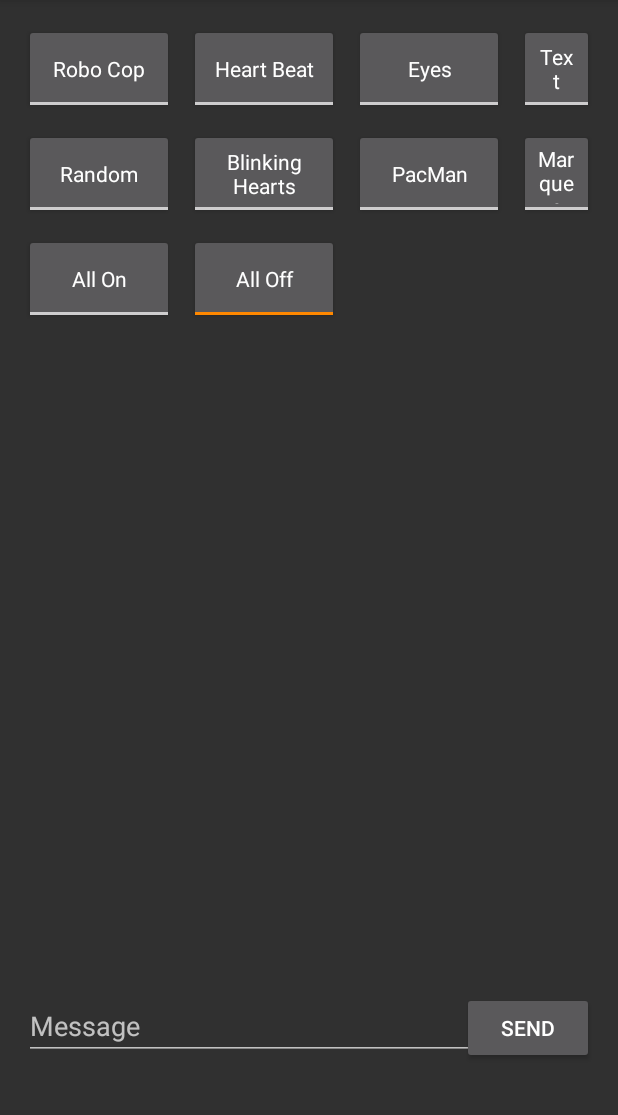
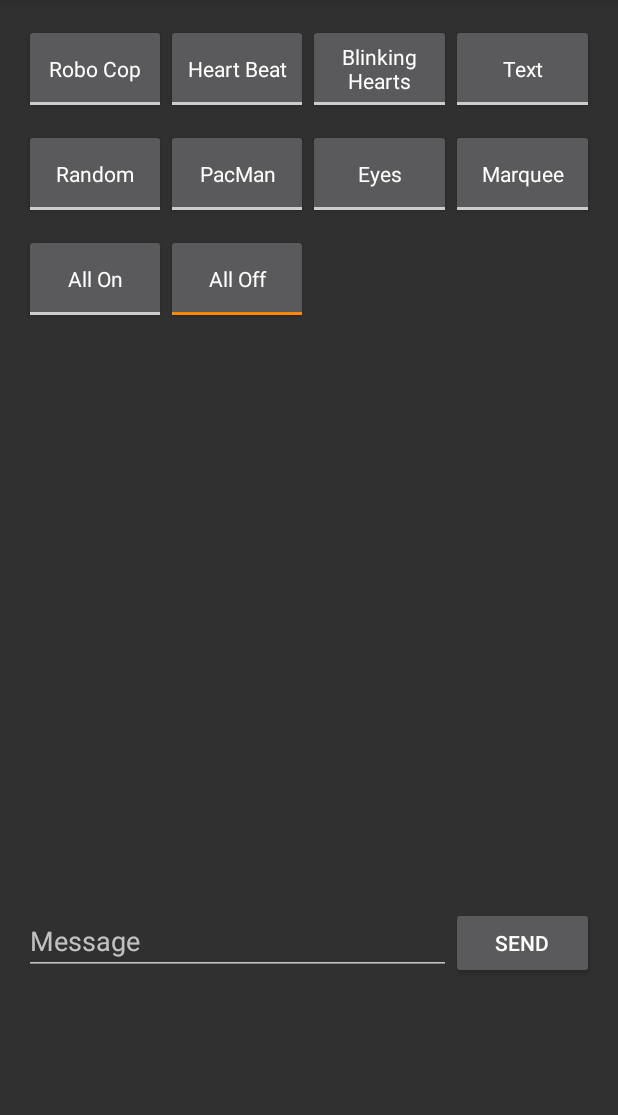
Before and after one commit to dsarmiento/DaftPunk, an Android app: the screen it shows after launch (ControllerMain), on a phone screen of 412 x 824 dp, the part 84-1199 px from its top. Run offline under Robolectric (Android 15) with nearby library versions, the phone set to English and light mode, and no system bars.

Commit message:
Redid button layout to percentages, and added popup for bluetooth devices

```diff
--- a/DaftController/app/src/main/AndroidManifest.xml
+++ b/DaftController/app/src/main/AndroidManifest.xml
@@ -17,4 +17,5 @@
         </activity>
     </application>
 
+    <uses-permission android:name="android.permission.BLUETOOTH" />
 </manifest>
--- a/DaftController/app/src/main/java/com/dsarmiento/daftcontroller/ControllerMain.java
+++ b/DaftController/app/src/main/java/com/dsarmiento/daftcontroller/ControllerMain.java
@@ -1,18 +1,31 @@
 package com.dsarmiento.daftcontroller;
 
+import android.app.Activity;
+import android.app.Dialog;
+import android.bluetooth.BluetoothAdapter;
+import android.bluetooth.BluetoothDevice;
+import android.content.Intent;
+import android.support.v7.app.AlertDialog;
 import android.support.v7.app.AppCompatActivity;
 import android.os.Bundle;
+import android.view.LayoutInflater;
 import android.view.Menu;
 import android.view.MenuInflater;
+import android.view.MenuItem;
+import android.view.View;
+import android.widget.ArrayAdapter;
 import android.widget.CompoundButton;
+import android.widget.ListView;
 import android.widget.ToggleButton;
 
 import java.util.LinkedList;
-
+import java.util.Set;
 
 
 public class ControllerMain extends AppCompatActivity {
     private LinkedList<ToggleButton> toggleButtons;
+    private static int REQUEST_ENABLE_BT = 1;
+    private BluetoothAdapter mBluetoothAdapter;
 
     @Override
     public boolean onCreateOptionsMenu(Menu menu) {
@@ -22,9 +35,31 @@ public class ControllerMain extends AppCompatActivity {
     }
 
     @Override
+    public boolean onOptionsItemSelected(MenuItem item) {
+        switch(item.getItemId()) {
+            case R.id.action_connect:
+                if(mBluetoothAdapter != null)
+                    connectBluetooth();
+                else
+                    testDialog();
+                return true;
+            default:
+                return super.onOptionsItemSelected(item);
+        }
+    }
+
+    @Override
     protected void onCreate(Bundle savedInstanceState) {
         super.onCreate(savedInstanceState);
         setContentView(R.layout.activity_controller_main);
+
+        mBluetoothAdapter = BluetoothAdapter.getDefaultAdapter();
+        if(mBluetoothAdapter != null) {
+            if (!mBluetoothAdapter.isEnabled()) {
+                Intent enableBtIntent = new Intent(BluetoothAdapter.ACTION_REQUEST_ENABLE);
+                startActivityForResult(enableBtIntent, REQUEST_ENABLE_BT);
+            }
+        }
 
         toggleButtons = new LinkedList<>();
 
@@ -131,11 +166,51 @@ public class ControllerMain extends AppCompatActivity {
         });
     }
 
-    private void turnOff(ToggleButton toggle)
-    {
+    private void turnOff(ToggleButton toggle) {
         for(ToggleButton item : toggleButtons)
             if(!item.equals(toggle))
                 item.setChecked(false);
     }
 
+    private void connectBluetooth() {
+        Set<BluetoothDevice> pairedDevices = mBluetoothAdapter.getBondedDevices();
+        if(pairedDevices.size() > 0) {
+            AlertDialog.Builder alertDialog = new AlertDialog.Builder(ControllerMain.this);
+            LayoutInflater inflater = getLayoutInflater();
+            View convertView = (View) inflater.inflate(R.layout.bt_list, null);
+            alertDialog.setView(convertView);
+            alertDialog.setTitle("Bluetooth Devices");
+
+            ListView lv = (ListView) convertView.findViewById(R.id.bt_listView);
+            ArrayAdapter<String> adapter = new ArrayAdapter<String>(this, android.R.layout.simple_list_item_1);
+
+            for(BluetoothDevice device : pairedDevices) {
+                adapter.add(device.getName() + "\n" + device.getAddress());
+            }
+
+            lv.setAdapter(adapter);
+            alertDialog.show();
+        }
+    }
+
+    private void testDialog() {
+        AlertDialog.Builder alertDialog = new AlertDialog.Builder(ControllerMain.this);
+        LayoutInflater inflater = getLayoutInflater();
+        View convertView = (View) inflater.inflate(R.layout.bt_list, null);
+        alertDialog.setView(convertView);
+        alertDialog.setTitle("Test");
+
+        ListView lv = (ListView) convertView.findViewById(R.id.bt_listView);
+        ArrayAdapter<String> adapter = new ArrayAdapter<String>(this, android.R.layout.simple_list_item_1);
+
+        for(int i = 0; i < 5; i++) {
+            char name = (char)('A' + i);
+            char addr = (char)('0' + i);
+            adapter.add(name + "\n" + addr);
+        }
+
+        lv.setAdapter(adapter);
+        alertDialog.show();
+    }
+
 }
--- a/DaftController/app/src/main/res/layout/activity_controller_main.xml
+++ b/DaftController/app/src/main/res/layout/activity_controller_main.xml
@@ -1,72 +1,47 @@
 <?xml version="1.0" encoding="utf-8"?>
 
 
-<RelativeLayout xmlns:android="http://schemas.android.com/apk/res/android"
+<LinearLayout xmlns:android="http://schemas.android.com/apk/res/android"
     xmlns:tools="http://schemas.android.com/tools"
     android:id="@+id/activity_controller_main"
-    android:layout_width="match_parent"
-    android:layout_height="match_parent"
+    android:layout_width="fill_parent"
+    android:layout_height="fill_parent"
+    android:layout_gravity="top"
+    android:weightSum="100"
     android:paddingBottom="@dimen/activity_vertical_margin"
     android:paddingLeft="@dimen/activity_horizontal_margin"
     android:paddingRight="@dimen/activity_horizontal_margin"
     android:paddingTop="@dimen/activity_vertical_margin"
     android:descendantFocusability="beforeDescendants"
     android:focusableInTouchMode="true"
-    tools:context="com.dsarmiento.daftcontroller.ControllerMain">
+    tools:context="com.dsarmiento.daftcontroller.ControllerMain"
+    android:orientation="vertical">
+    <LinearLayout
+        android:layout_width="fill_parent"
+        android:layout_height="0dp"
+        android:layout_weight="80"
+        android:weightSum="100"
+        android:id="@+id/buttonsArea">
+        <LinearLayout
+            android:orientation="vertical"
+            android:layout_width="0dp"
+            android:layout_weight="25"
+            android:id="@+id/col0"
+            android:layout_height="match_parent">
 
             <ToggleButton
                 android:text="@string/robo_cop"
-        android:layout_width="100dp"
+                android:layout_width="match_parent"
                 android:layout_height="60dp"
                 android:id="@+id/roboCop"
-        android:layout_alignParentTop="true"
-        android:layout_alignParentStart="true"
                 android:textOff="@string/robo_cop"
                 android:textOn="@string/robo_cop"
                 style="@style/AppTheme"
                 android:checked="false" />
 
             <ToggleButton
-        android:layout_width="100dp"
+                android:layout_width="match_parent"
                 android:layout_height="60dp"
-        android:id="@+id/heartBeat"
-        android:textOff="@string/heart_beat"
-        android:textOn="@string/heart_beat"
-        android:text="@string/heart_beat"
-        style="@style/AppTheme"
-        android:layout_marginStart="10dp"
-        android:layout_alignParentTop="true"
-        android:layout_toEndOf="@+id/roboCop" />
-
-    <ToggleButton
-        android:text="@string/blinking_eyes"
-        android:layout_width="100dp"
-        android:layout_height="60dp"
-        android:layout_alignParentTop="true"
-        android:layout_toEndOf="@+id/heartBeat"
-        android:layout_marginStart="10dp"
-        android:id="@+id/blinkingEyes"
-        android:textOff="@string/blinking_eyes"
-        android:textOn="@string/blinking_eyes"
-        style="@style/AppTheme" />
-
-    <ToggleButton
-        android:text="@string/static_text"
-        android:layout_width="100dp"
-        android:layout_height="60dp"
-        android:id="@+id/staticText"
-        android:textOff="@string/static_text"
-        android:textOn="@string/static_text"
-        android:layout_alignParentTop="true"
-        android:layout_toEndOf="@+id/blinkingEyes"
-        android:layout_marginStart="10dp"
-        style="@style/AppTheme" />
-
-    <ToggleButton
-        android:layout_width="100dp"
-        android:layout_height="60dp"
-        android:layout_below="@+id/roboCop"
-        android:layout_alignParentStart="true"
                 android:layout_marginTop="10dp"
                 android:id="@+id/whiteNoise"
                 android:textOff="@string/white_noise"
@@ -74,85 +49,144 @@
                 android:text="@string/white_noise"
                 style="@style/AppTheme" />
 
-
             <ToggleButton
-        android:layout_width="100dp"
-        android:layout_height="60dp"
-        android:id="@+id/heartBlink"
-        android:textOff="@string/heart_blink"
-        android:textOn="@string/heart_blink"
-        android:text="@string/heart_blink"
-        style="@style/AppTheme"
-        android:layout_alignTop="@+id/whiteNoise"
-        android:layout_alignStart="@+id/heartBeat" />
-
-    <ToggleButton
-        android:layout_width="100dp"
-        android:layout_height="60dp"
-        android:id="@+id/pacMan"
-        style="@style/AppTheme"
-        android:layout_alignTop="@+id/marqueeText"
-        android:layout_alignStart="@+id/blinkingEyes"
-        android:textOff="@string/pac_man"
-        android:textOn="@string/pac_man"
-        android:text="@string/pac_man" />
-
-    <ToggleButton
-        android:text="@string/marquee"
-        android:layout_width="100dp"
-        android:layout_height="60dp"
-        android:id="@+id/marqueeText"
-        android:textOff="@string/marquee"
-        android:textOn="@string/marquee"
-        android:layout_alignTop="@+id/heartBlink"
-        android:layout_alignStart="@+id/staticText"
-        style="@style/AppTheme" />
-
-    <ToggleButton
-        android:layout_width="100dp"
+                android:layout_width="match_parent"
                 android:layout_height="60dp"
                 android:layout_marginTop="10dp"
                 android:id="@+id/allOn"
                 style="@style/AppTheme"
                 android:textOff="@string/all_on"
                 android:textOn="@string/all_on"
-        android:text="@string/all_on"
-        android:layout_below="@+id/whiteNoise"
-        android:layout_alignParentStart="true" />
+                android:text="@string/all_on" />
+        </LinearLayout>
+
+        <LinearLayout
+            android:orientation="vertical"
+            android:layout_width="0dp"
+            android:layout_weight="25"
+            android:layout_height="match_parent"
+            android:id="@+id/col1">
 
             <ToggleButton
-        android:layout_width="100dp"
+                android:layout_width="match_parent"
                 android:layout_height="60dp"
+                android:id="@+id/heartBeat"
+                android:textOff="@string/heart_beat"
+                android:textOn="@string/heart_beat"
+                android:text="@string/heart_beat"
+                style="@style/AppTheme"/>
+
+            <ToggleButton
+                android:layout_width="match_parent"
+                android:layout_height="60dp"
+                android:layout_marginTop="10dp"
+                android:id="@+id/pacMan"
+                style="@style/AppTheme"
+                android:textOff="@string/pac_man"
+                android:textOn="@string/pac_man"
+                android:text="@string/pac_man" />
+
+            <ToggleButton
+                android:layout_width="match_parent"
+                android:layout_height="60dp"
+                android:layout_marginTop="10dp"
                 android:id="@+id/allOff"
-        android:layout_alignBottom="@+id/allOn"
-        android:layout_alignTop="@+id/allOn"
-        android:layout_alignStart="@+id/heartBlink"
                 android:textOff="@string/all_off"
                 android:textOn="@string/all_off"
                 android:text="@string/all_off"
                 style="@style/AppTheme"
                 android:checked="true" />
+        </LinearLayout>
+        <LinearLayout
+            android:orientation="vertical"
+            android:layout_width="0dp"
+            android:layout_weight="25"
+            android:layout_height="match_parent"
+            android:id="@+id/col2">
+
+            <ToggleButton
+                android:layout_width="match_parent"
+                android:layout_height="60dp"
+                android:id="@+id/heartBlink"
+                android:textOff="@string/heart_blink"
+                android:textOn="@string/heart_blink"
+                android:text="@string/heart_blink"
+                style="@style/AppTheme" />
+
+            <ToggleButton
+                android:text="@string/blinking_eyes"
+                android:layout_width="match_parent"
+                android:layout_height="60dp"
+                android:layout_marginTop="10dp"
+                android:id="@+id/blinkingEyes"
+                android:textOff="@string/blinking_eyes"
+                android:textOn="@string/blinking_eyes"
+                style="@style/AppTheme" />
+        </LinearLayout>
+        <LinearLayout
+            android:orientation="vertical"
+            android:layout_width="0dp"
+            android:layout_weight="25"
+            android:layout_height="match_parent"
+            android:id="@+id/col3">
+
+            <ToggleButton
+                android:text="@string/static_text"
+                android:layout_width="match_parent"
+                android:layout_height="60dp"
+                android:id="@+id/staticText"
+                android:textOff="@string/static_text"
+                android:textOn="@string/static_text"
+                style="@style/AppTheme" />
+
+            <ToggleButton
+                android:text="@string/marquee"
+                android:layout_width="match_parent"
+                android:layout_height="60dp"
+                android:layout_marginTop="10dp"
+                android:id="@+id/marqueeText"
+                android:textOff="@string/marquee"
+                android:textOn="@string/marquee"
+                style="@style/AppTheme" />
+
+        </LinearLayout>
+    </LinearLayout>
+
+    <LinearLayout
+        android:orientation="horizontal"
+        android:layout_width="match_parent"
+        android:layout_height="0dp"
+        android:layout_weight="20"
+        android:weightSum="1"
+        android:id="@+id/messageArea">
+
+        <LinearLayout
+            android:orientation="horizontal"
+            android:layout_width="match_parent"
+            android:layout_height="match_parent"
+            android:weightSum="100"
+            android:layout_weight="0.74">
 
             <EditText
-        android:layout_width="wrap_content"
                 android:layout_height="wrap_content"
                 android:inputType="textPersonName"
                 android:ems="10"
                 android:layout_marginBottom="45dp"
                 android:id="@+id/sendMsg"
-        android:layout_alignParentBottom="true"
-        android:layout_alignParentStart="true"
                 android:hint="Message"
                 android:singleLine="true"
-        android:layout_toStartOf="@+id/marqueeText" />
+                android:layout_width="0dp"
+                android:layout_weight="75" />
 
             <Button
                 android:text="Send"
-        android:layout_width="wrap_content"
+                android:layout_width="0dp"
                 android:layout_height="wrap_content"
                 android:id="@+id/sendButton"
-        android:layout_alignBaseline="@+id/sendMsg"
-        android:layout_alignBottom="@+id/sendMsg"
-        android:layout_alignParentEnd="true" />
+                android:elevation="0dp"
+                android:layout_weight="25" />
+        </LinearLayout>
 
-</RelativeLayout>
+    </LinearLayout>
+
+</LinearLayout>
--- /dev/null
+++ b/DaftController/app/src/main/res/layout/bt_list.xml
@@ -0,0 +1,7 @@
+<?xml version="1.0" encoding="utf-8"?>
+<ListView xmlns:android="http://schemas.android.com/apk/res/android"
+    android:id="@+id/bt_listView"
+    android:layout_width="fill_parent"
+    android:layout_height="fill_parent" >
+
+</ListView>
--- a/DaftController/app/src/main/res/menu/actionbar_menu.xml
+++ b/DaftController/app/src/main/res/menu/actionbar_menu.xml
@@ -3,7 +3,7 @@
       xmlns:app="http://schemas.android.com/apk/res-auto"
       android:id="@+id/actionbar_menu">
 
-    <item android:id="@+id/action_settings"
-        android:title="@string/action_settings"
+    <item android:id="@+id/action_connect"
+        android:title="@string/action_connect"
         app:showAsAction="never"/>
 </menu>
--- a/DaftController/app/src/main/res/values/strings.xml
+++ b/DaftController/app/src/main/res/values/strings.xml
@@ -11,5 +11,5 @@
     <string name="all_on">All On</string>
     <string name="pac_man">PacMan</string>
 
-    <string name="action_settings">Test setting</string>
+    <string name="action_connect">Connect</string>
 </resources>
```
Lines whose indentation alone changed are shown as unchanged.
